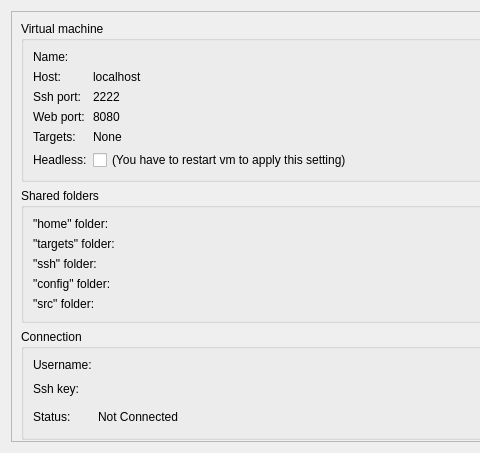
sailfishos/sailfish-qtcreator, file src/plugins/mer/mersdkdetailswidget.ui: the form before one commit; both pictures show x 0 to 480 and y 0 to 453 of the 1004 by 453 pixel window.
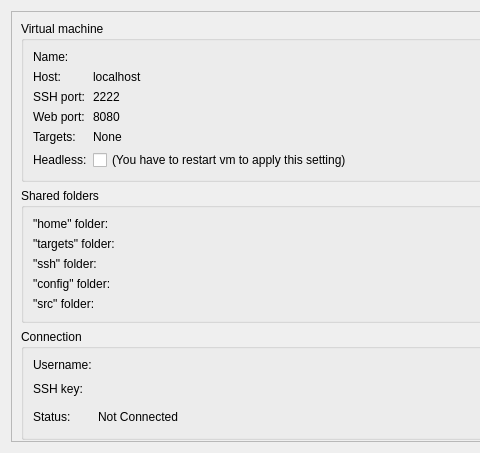
The form after the commit. Custom widgets are drawn as their Qt base class.

```diff
--- a/src/plugins/mer/mersdkdetailswidget.ui
+++ b/src/plugins/mer/mersdkdetailswidget.ui
@@ -81,7 +81,7 @@
           <item row="2" column="0">
            <widget class="QLabel" name="portLabel">
             <property name="text">
-             <string>Ssh port:</string>
+             <string>SSH port:</string>
             </property>
            </widget>
           </item>
@@ -272,7 +272,7 @@
           <item row="1" column="0">
            <widget class="QLabel" name="sshKeyLabel">
             <property name="text">
-             <string>Ssh key: </string>
+             <string>SSH key: </string>
             </property>
            </widget>
           </item>
```
